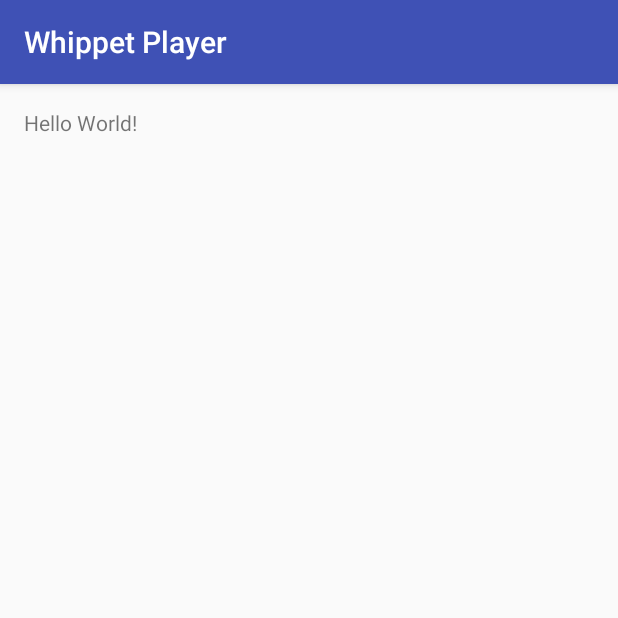
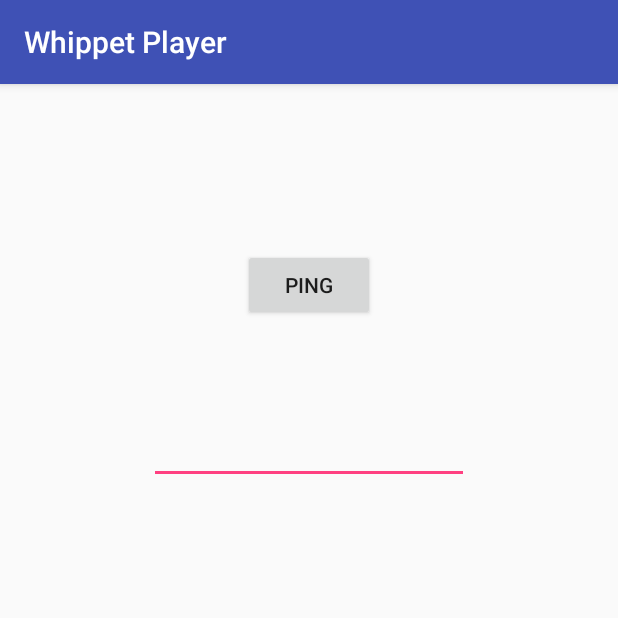
Before and after one commit to whippet-music/whippet-player, an Android app: the screen it shows after launch (MainActivity), on a phone screen of 412 x 824 dp, the top half of it. Run offline under Robolectric (Android 15) with nearby library versions, the phone set to English and light mode, and no system bars.

Commit message:
Add basic ping capability

```diff
--- a/app/build.gradle
+++ b/app/build.gradle
@@ -26,4 +26,6 @@ dependencies {
     })
     compile 'com.android.support:appcompat-v7:25.3.1'
     testCompile 'junit:junit:4.12'
+
+    compile 'com.squareup.okhttp3:okhttp:3.6.0'
 }
--- a/app/src/main/AndroidManifest.xml
+++ b/app/src/main/AndroidManifest.xml
@@ -1,6 +1,8 @@
 <?xml version="1.0" encoding="utf-8"?>
 <manifest xmlns:android="http://schemas.android.com/apk/res/android"
     package="com.whippetmusic.whippetplayer">
+
+    <uses-permission android:name="android.permission.INTERNET" />
 
     <application
         android:allowBackup="true"
--- a/app/src/main/java/com/whippetmusic/whippetplayer/MainActivity.java
+++ b/app/src/main/java/com/whippetmusic/whippetplayer/MainActivity.java
@@ -1,13 +1,68 @@
 package com.whippetmusic.whippetplayer;
 
+import android.os.Handler;
+import android.os.Message;
 import android.support.v7.app.AppCompatActivity;
 import android.os.Bundle;
+import android.util.Log;
+import android.view.View;
+import android.widget.Button;
+import android.widget.EditText;
+
+import java.io.IOException;
+
+import okhttp3.Call;
+import okhttp3.Callback;
+import okhttp3.OkHttpClient;
+import okhttp3.Request;
+import okhttp3.Response;
 
 public class MainActivity extends AppCompatActivity {
+    private static final String API_URL = "http://10.0.2.2:5000";
+    private OkHttpClient okHttpClient;
+    private Request request;
+
+    private Button pingButton;
+    private EditText responseEditText;
+
+    private Handler responseHandler = new Handler() {
+        public void handleMessage(Message message) {
+            String body = message.getData().getString("body");
+            responseEditText.setText(body);
+        }
+    };
+
+    private View.OnClickListener pingButtonListener = new View.OnClickListener() {
+        @Override
+        public void onClick(View v) {
+            okHttpClient = new OkHttpClient();
+            request = new Request.Builder().url(API_URL + "/ping").build();
+            okHttpClient.newCall(request).enqueue(new Callback() {
+                @Override
+                public void onFailure(Call call, IOException e) {
+                    Log.e("ping", e.getMessage());
+                }
+
+                @Override
+                public void onResponse(Call call, Response response) throws IOException {
+                    Message message = responseHandler.obtainMessage();
+                    Bundle bundle = new Bundle();
+                    bundle.putString("body", response.body().string());
+                    message.setData(bundle);
+                    responseHandler.sendMessage(message);
+                }
+            });
+        }
+    };
 
     @Override
     protected void onCreate(Bundle savedInstanceState) {
         super.onCreate(savedInstanceState);
         setContentView(R.layout.activity_main);
+
+        pingButton = (Button) findViewById(R.id.pingButton);
+        responseEditText = (EditText) findViewById(R.id.responseEditText);
+
+        pingButton.setOnClickListener(pingButtonListener);
     }
 }
--- a/app/src/main/res/layout/activity_main.xml
+++ b/app/src/main/res/layout/activity_main.xml
@@ -10,8 +10,23 @@
     android:paddingTop="@dimen/activity_vertical_margin"
     tools:context="com.whippetmusic.whippetplayer.MainActivity">
 
-    <TextView
+    <Button
+        android:text="Ping"
         android:layout_width="wrap_content"
         android:layout_height="wrap_content"
-        android:text="Hello World!" />
+        android:layout_marginTop="94dp"
+        android:id="@+id/pingButton"
+        android:layout_alignParentTop="true"
+        android:layout_centerHorizontal="true" />
+
+    <EditText
+        android:id="@+id/responseEditText"
+        android:layout_width="wrap_content"
+        android:layout_height="wrap_content"
+        android:layout_below="@+id/pingButton"
+        android:layout_centerHorizontal="true"
+        android:layout_marginTop="63dp"
+        android:ems="10"
+        android:inputType="textPersonName" />
+
 </RelativeLayout>
```
Also changed, not shown: app/src/main/res/values-w820dp/dimens.xml (line endings or trailing spaces), app/src/main/res/values/colors.xml (line endings or trailing spaces), app/src/main/res/values/dimens.xml (line endings or trailing spaces), app/src/main/res/values/strings.xml (line endings or trailing spaces), app/src/main/res/values/styles.xml (line endings or trailing spaces), build.gradle (line endings or trailing spaces), gradle.properties (line endings or trailing spaces), settings.gradle (line endings or trailing spaces), 5 other files.
